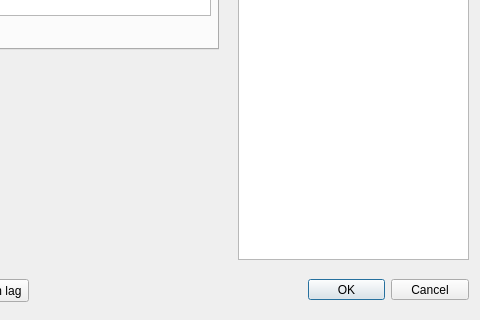
Qt form nvdb_qgis_plugin_dialog_base.ui (vtfk/NVDB-qgis-plugin) before a commit; both pictures show x 392 to 872 and y 271 to 591 of the 872 by 591 pixel window.
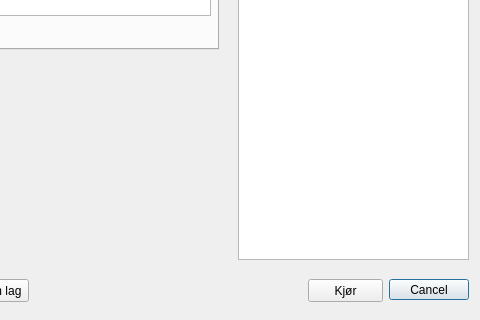
The same form after that commit.

Commit message: Henter layers med QgsTask

```diff
--- a/nvdb_qgis_plugin_dialog_base.ui
+++ b/nvdb_qgis_plugin_dialog_base.ui
@@ -16,9 +16,9 @@
   <widget class="QDialogButtonBox" name="button_box">
    <property name="geometry">
     <rect>
-     <x>700</x>
+     <x>780</x>
      <y>550</y>
-     <width>161</width>
+     <width>81</width>
      <height>21</height>
     </rect>
    </property>
@@ -26,7 +26,7 @@
     <enum>Qt::Horizontal</enum>
    </property>
    <property name="standardButtons">
-    <set>QDialogButtonBox::Cancel|QDialogButtonBox::Ok</set>
+    <set>QDialogButtonBox::Cancel</set>
    </property>
   </widget>
   <widget class="QListWidget" name="listWidget">
@@ -319,6 +319,19 @@
     <string>Valgte vegobjekter</string>
    </property>
   </widget>
+  <widget class="QPushButton" name="kjorButton">
+   <property name="geometry">
+    <rect>
+     <x>700</x>
+     <y>550</y>
+     <width>75</width>
+     <height>23</height>
+    </rect>
+   </property>
+   <property name="text">
+    <string>Kjør</string>
+   </property>
+  </widget>
  </widget>
  <resources/>
  <connections>
```
The commit also changes 1 other file.
